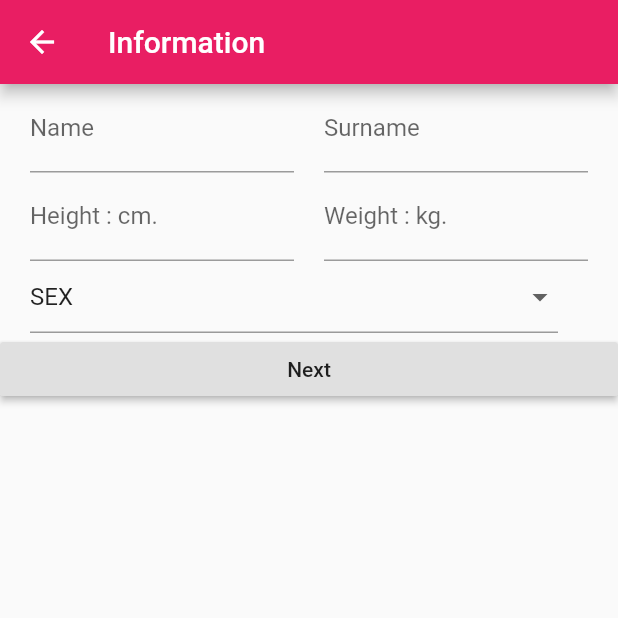
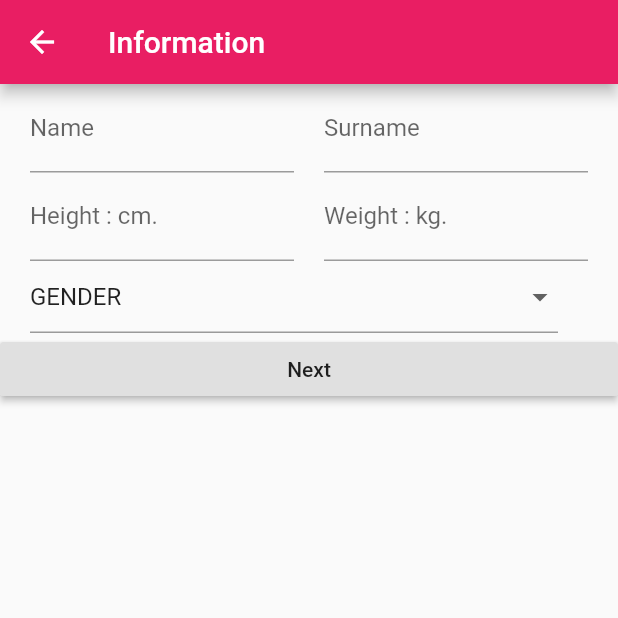
Before and after one commit to apichart2425/FitJung, a Flutter app: the SignInfoScreen screen opened by its route, on a phone screen of 412 x 824 dp, the top half of it. Run offline on Flutter 3.47's test engine with Material 2 defaults, Android fonts, the phone set to English and light mode, and no system bars; our stand-ins replace cloud_firestore, firebase_auth; accounts and stored records are empty.

Commit message:
Change a little bit text

```diff
--- a/lib/UI/SignInfoScreen.dart
+++ b/lib/UI/SignInfoScreen.dart
@@ -17,7 +17,7 @@ class SignInfoScreen extends StatefulWidget {
 }
 
 class SignInfoScreenState extends State<SignInfoScreen> {
-  List _sex = ["SEX", "Female", "Male"];
+  List _sex = ["GENDER", "Female", "Male"];
   List<DropdownMenuItem<String>> _dropDownMenuItems;
   String _currentSex;
 
@@ -138,8 +138,8 @@ class SignInfoScreenState extends State<SignInfoScreen> {
                         items: _dropDownMenuItems,
                         onChanged: changedDropDownItem,
                         validator: ((value) {
-                          if (value == "SEX") {
-                            return "Please select sex";
+                          if (value == "GENDER") {
+                            return "Please select gender";
                           }
                         }),
                       ),
```
